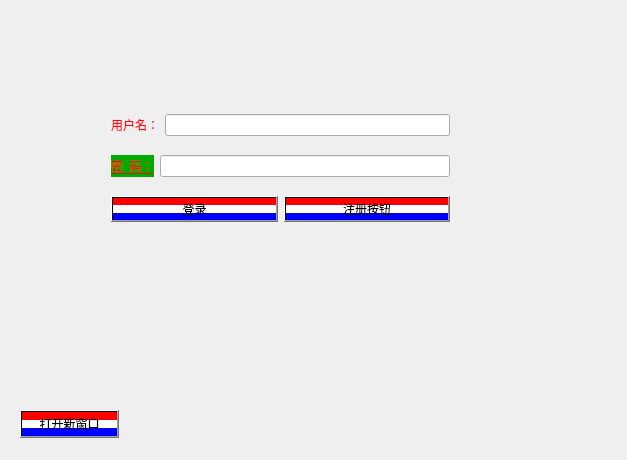
Above: day8023001/mywidget.ui from wangzhanf/hdCPP before the change. Below: the same form after it.
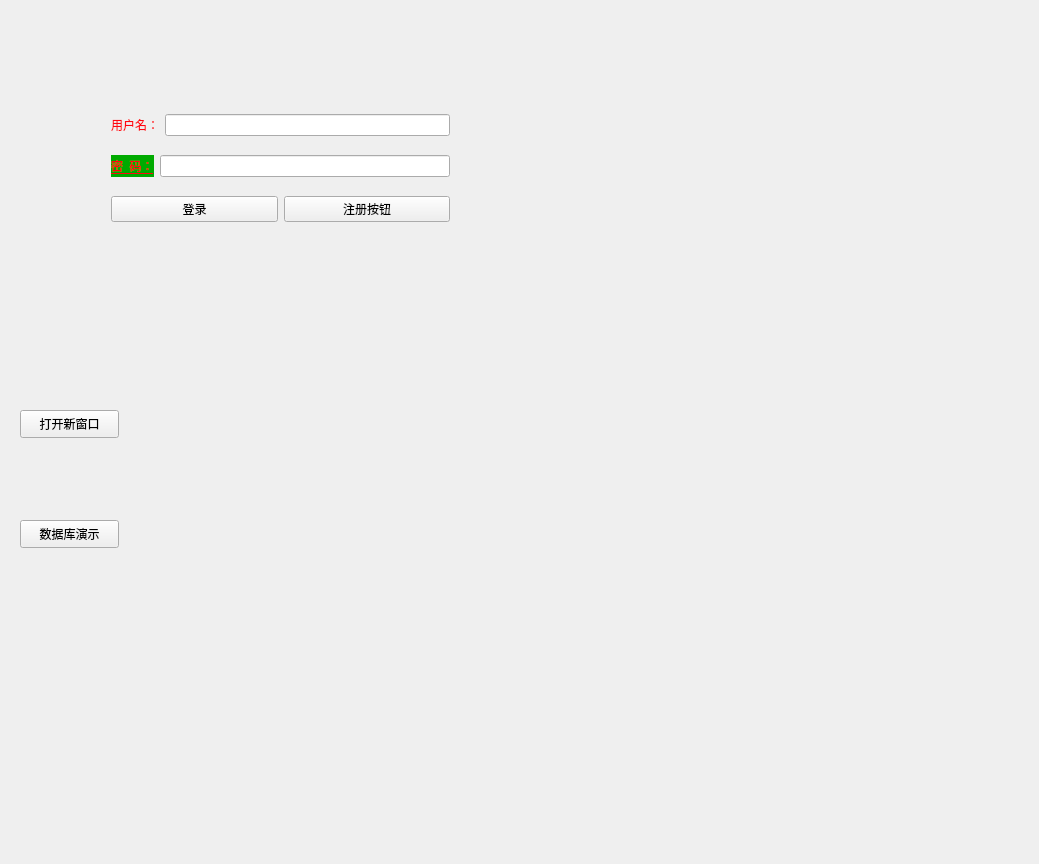
That is the form after the change.

Commit message: 添加了数据库访问的demo

What changed in the file:
```diff
--- a/day8023001/mywidget.ui
+++ b/day8023001/mywidget.ui
@@ -6,8 +6,8 @@
    <rect>
     <x>0</x>
     <y>0</y>
-    <width>627</width>
-    <height>460</height>
+    <width>1039</width>
+    <height>864</height>
    </rect>
   </property>
   <property name="windowTitle">
@@ -27,10 +27,7 @@
 	background-color: rgb(0, 170, 0);
 }
 
-QPushButton{
-	
-	background-color: qlineargradient(spread:pad, x1:0, y1:0, x2:0, y2:1, stop:0 rgba(255, 0, 0, 255), stop:0.339795 rgba(255, 0, 0, 255), stop:0.339799 rgba(255, 255, 255, 255), stop:0.662444 rgba(255, 255, 255, 255), stop:0.662469 rgba(0, 0, 255, 255), stop:1 rgba(0, 0, 255, 255));
-}
+
 
 </string>
   </property>
@@ -109,6 +106,19 @@
     <string>打开新窗口</string>
    </property>
   </widget>
+  <widget class="QPushButton" name="dbBtn">
+   <property name="geometry">
+    <rect>
+     <x>20</x>
+     <y>520</y>
+     <width>99</width>
+     <height>28</height>
+    </rect>
+   </property>
+   <property name="text">
+    <string>数据库演示</string>
+   </property>
+  </widget>
  </widget>
  <layoutdefault spacing="6" margin="11"/>
  <resources/>
```
The commit also changes 25 other files.
